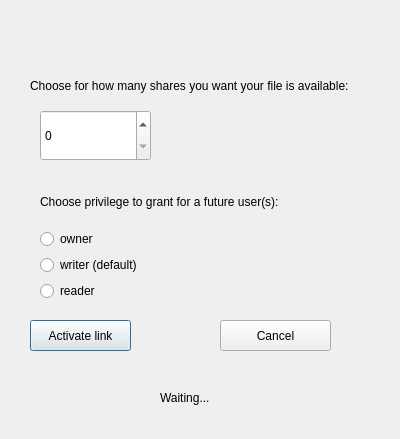
Qt form GUI/SymposiumGui/activecounterlink.ui (RickZack/Symposium) before a commit.
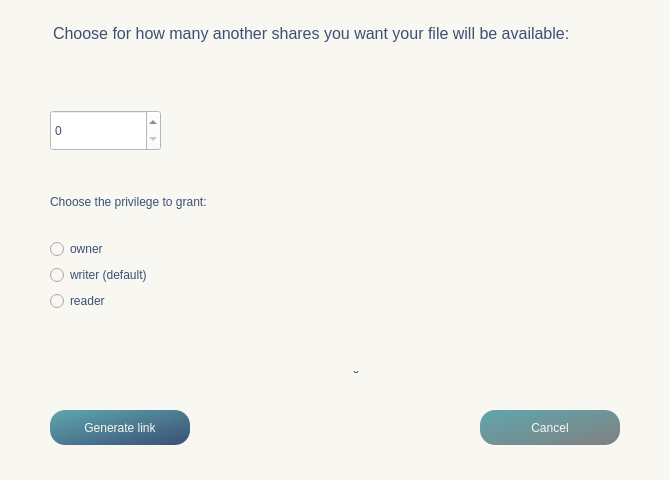
The same form after that commit. Icons and pictures are not drawn.

```diff
--- a/GUI/SymposiumGui/activecounterlink.ui
+++ b/GUI/SymposiumGui/activecounterlink.ui
@@ -6,61 +6,70 @@
    <rect>
     <x>0</x>
     <y>0</y>
-    <width>400</width>
-    <height>439</height>
+    <width>670</width>
+    <height>480</height>
    </rect>
   </property>
   <property name="windowTitle">
-   <string>Dialog</string>
+   <string>Counter link</string>
+  </property>
+  <property name="windowIcon">
+   <iconset resource="resources.qrc">
+    <normaloff>:/icon/logo1.png</normaloff>:/icon/logo1.png</iconset>
+  </property>
+  <property name="styleSheet">
+   <string notr="true">background-color: rgb(249, 247, 241); </string>
   </property>
   <widget class="QSpinBox" name="counter">
    <property name="geometry">
     <rect>
-     <x>40</x>
+     <x>50</x>
      <y>110</y>
      <width>111</width>
-     <height>51</height>
+     <height>41</height>
     </rect>
    </property>
    <property name="styleSheet">
-    <string notr="true">font: 12pt &quot;MS Shell Dlg 2&quot;;</string>
-   </property>
-  </widget>
-  <widget class="QLabel" name="label">
-   <property name="geometry">
-    <rect>
-     <x>30</x>
-     <y>60</y>
-     <width>351</width>
-     <height>51</height>
-    </rect>
-   </property>
-   <property name="text">
-    <string>Choose for how many shares you want your file is available:</string>
+    <string notr="true">font: 17pt &quot;Baskerville Old Face&quot;;
+color: rgb(58, 80, 116);
+border-color: rgb(58, 80, 116);
+background-color: white;</string>
    </property>
   </widget>
   <widget class="QPushButton" name="ok">
    <property name="geometry">
     <rect>
-     <x>30</x>
-     <y>320</y>
-     <width>101</width>
-     <height>31</height>
+     <x>50</x>
+     <y>410</y>
+     <width>140</width>
+     <height>35</height>
     </rect>
    </property>
+   <property name="styleSheet">
+    <string notr="true">background-color: qlineargradient(x1: 0, y1: 0, x2: 1, y2: 1, stop: 0 rgb(95, 167, 175), stop: 1 rgb(58, 80, 116));
+color: rgb(249, 247, 241); 
+font: 14pt &quot;Baskerville Old Face&quot;;
+border-radius:15px;</string>
+   </property>
    <property name="text">
-    <string>Activate link</string>
+    <string>Generate link</string>
    </property>
   </widget>
   <widget class="QPushButton" name="cancel">
    <property name="geometry">
     <rect>
-     <x>220</x>
-     <y>320</y>
-     <width>111</width>
-     <height>31</height>
+     <x>480</x>
+     <y>410</y>
+     <width>140</width>
+     <height>35</height>
     </rect>
    </property>
+   <property name="styleSheet">
+    <string notr="true">background-color: qlineargradient(x1: 0, y1: 0, x2: 1, y2: 1, stop: 0 rgb(95, 167, 175), stop: 1 grey);
+color: rgb(249, 247, 241); 
+font: 14pt &quot;Baskerville Old Face&quot;;
+border-radius:15px;</string>
+   </property>
    <property name="text">
     <string>Cancel</string>
    </property>
@@ -68,22 +77,30 @@
   <widget class="QWidget" name="verticalLayoutWidget">
    <property name="geometry">
     <rect>
-     <x>40</x>
-     <y>180</y>
-     <width>264</width>
-     <height>121</height>
+     <x>50</x>
+     <y>170</y>
+     <width>241</width>
+     <height>141</height>
     </rect>
    </property>
    <layout class="QVBoxLayout" name="verticalLayout">
     <item>
      <widget class="QLabel" name="label_2">
+      <property name="styleSheet">
+       <string notr="true">font: 12pt &quot;Baskerville Old Face&quot;;
+color: rgb(58, 80, 116);</string>
+      </property>
       <property name="text">
-       <string>Choose privilege to grant for a future user(s):</string>
+       <string>Choose the privilege to grant:</string>
       </property>
      </widget>
     </item>
     <item>
      <widget class="QRadioButton" name="owner">
+      <property name="styleSheet">
+       <string notr="true">font: 12pt &quot;Baskerville Old Face&quot;;
+color: rgb(58, 80, 116); </string>
+      </property>
       <property name="text">
        <string>owner</string>
       </property>
@@ -91,6 +108,10 @@
     </item>
     <item>
      <widget class="QRadioButton" name="writer">
+      <property name="styleSheet">
+       <string notr="true">font: 12pt &quot;Baskerville Old Face&quot;;
+color: rgb(58, 80, 116); </string>
+      </property>
       <property name="text">
        <string>writer (default)</string>
       </property>
@@ -98,6 +119,10 @@
     </item>
     <item>
      <widget class="QRadioButton" name="reader">
+      <property name="styleSheet">
+       <string notr="true">font: 12pt &quot;Baskerville Old Face&quot;;
+color: rgb(58, 80, 116); </string>
+      </property>
       <property name="text">
        <string>reader</string>
       </property>
@@ -108,10 +133,10 @@
   <widget class="QLabel" name="gif">
    <property name="geometry">
     <rect>
-     <x>60</x>
-     <y>370</y>
-     <width>55</width>
-     <height>51</height>
+     <x>230</x>
+     <y>320</y>
+     <width>61</width>
+     <height>61</height>
     </rect>
    </property>
    <property name="text">
@@ -121,16 +146,65 @@
   <widget class="QLabel" name="waiting">
    <property name="geometry">
     <rect>
-     <x>160</x>
-     <y>390</y>
-     <width>151</width>
-     <height>16</height>
+     <x>320</x>
+     <y>350</y>
+     <width>91</width>
+     <height>31</height>
     </rect>
    </property>
+   <property name="styleSheet">
+    <string notr="true">font: 12pt &quot;Baskerville Old Face&quot;;
+color: rgb(58, 80, 116);</string>
+   </property>
    <property name="text">
     <string>Waiting...</string>
    </property>
   </widget>
+  <widget class="QTextBrowser" name="textBrowser">
+   <property name="geometry">
+    <rect>
+     <x>49</x>
+     <y>20</y>
+     <width>572</width>
+     <height>61</height>
+    </rect>
+   </property>
+   <property name="styleSheet">
+    <string notr="true">border: none;
+text-align: center;
+font: &quot;Baskerville Old Face&quot;;
+color: rgb(58, 80, 116); 
+</string>
+   </property>
+   <property name="html">
+    <string>&lt;!DOCTYPE HTML PUBLIC &quot;-//W3C//DTD HTML 4.0//EN&quot; &quot;http://www.w3.org/TR/REC-html40/strict.dtd&quot;&gt;
+&lt;html&gt;&lt;head&gt;&lt;meta name=&quot;qrichtext&quot; content=&quot;1&quot; /&gt;&lt;style type=&quot;text/css&quot;&gt;
+p, li { white-space: pre-wrap; }
+&lt;/style&gt;&lt;/head&gt;&lt;body style=&quot; font-family:'MS Shell Dlg 2'; font-size:7.8pt; font-weight:400; font-style:normal;&quot;&gt;
+&lt;p style=&quot; margin-top:0px; margin-bottom:0px; margin-left:0px; margin-right:0px; -qt-block-indent:0; text-indent:0px;&quot;&gt;&lt;span style=&quot; font-size:12pt;&quot;&gt;Choose for how many another shares you want your file will be available:&lt;/span&gt;&lt;/p&gt;&lt;/body&gt;&lt;/html&gt;</string>
+   </property>
+  </widget>
+  <widget class="QLabel" name="errorMess">
+   <property name="geometry">
+    <rect>
+     <x>40</x>
+     <y>350</y>
+     <width>590</width>
+     <height>21</height>
+    </rect>
+   </property>
+   <property name="styleSheet">
+    <string notr="true">font: 11pt &quot;Baskerville Old Face&quot;;
+color: red; 
+text-align:center;</string>
+   </property>
+   <property name="text">
+    <string/>
+   </property>
+   <property name="alignment">
+    <set>Qt::AlignCenter</set>
+   </property>
+  </widget>
  </widget>
  <resources/>
  <connections/>
```
Left out of the diff: 4 changed lines with no effect on the pictures.
